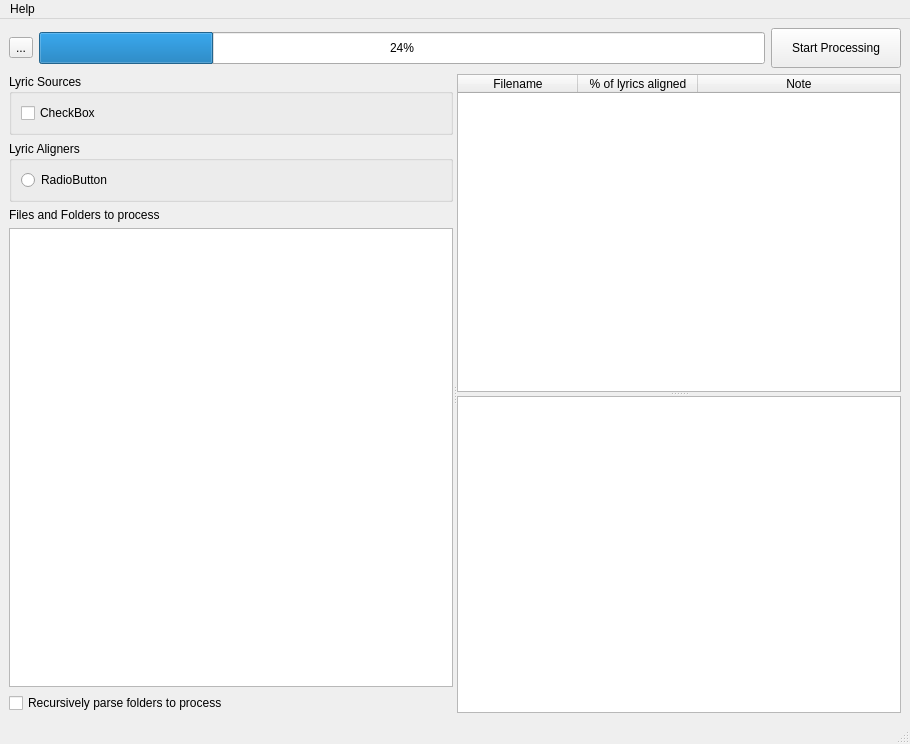
First picture: the form in resources/lyric_manager_window_main.ui, repository Gazoo101/lyric-manager, before the edit.
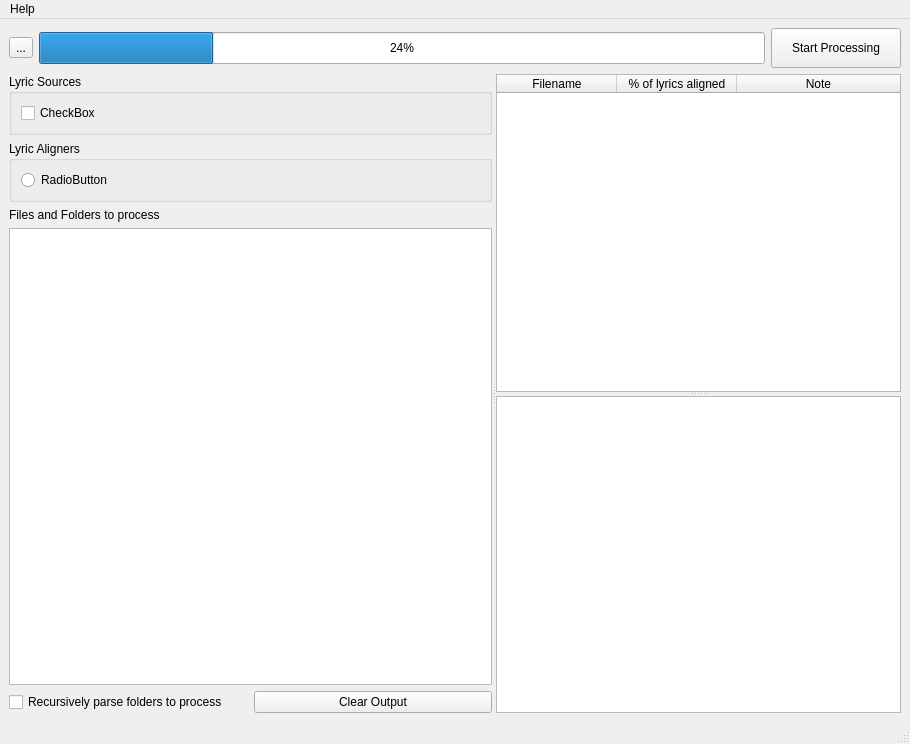
Second picture: the form after the edit. Icons and pictures are not drawn.

Commit message: Clear Output added

```diff
--- a/resources/lyric_manager_window_main.ui
+++ b/resources/lyric_manager_window_main.ui
@@ -132,6 +132,8 @@
          <widget class="QListWidget" name="listWidget_localDataSources"/>
         </item>
         <item>
+         <layout class="QHBoxLayout" name="horizontalLayout_2">
+          <item>
          <widget class="QCheckBox" name="checkBox_recursively_parse_folders_to_process">
           <property name="text">
            <string>Recursively parse folders to process</string>
@@ -140,6 +142,19 @@
            <bool>false</bool>
           </property>
          </widget>
+          </item>
+          <item>
+           <widget class="QPushButton" name="pushButton_clear_output">
+            <property name="text">
+             <string>Clear Output</string>
+            </property>
+            <property name="icon">
+             <iconset resource="lyric_manager.qrc">
+              <normaloff>:/icons/trash-can-solid.svg</normaloff>:/icons/trash-can-solid.svg</iconset>
+            </property>
+           </widget>
+          </item>
+         </layout>
         </item>
        </layout>
       </widget>
```
Lines whose indentation alone changed are shown as unchanged. The commit also changes 4 other files.
